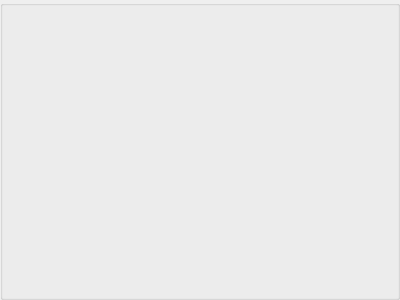
Abdul-AZ/mgfield, file src/view/objectinspector.ui: the form before one commit.
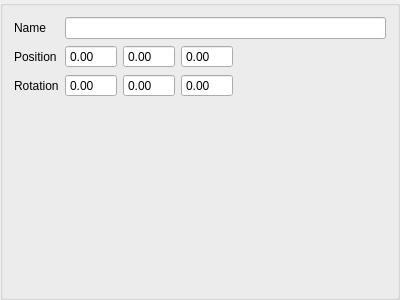
The form after the commit.

Commit message: Add controls for modifying base class properties (Name, Poisiton, Rotation and Scale) in object inspector

What changed in the file:
```diff
--- a/src/view/objectinspector.ui
+++ b/src/view/objectinspector.ui
@@ -10,9 +10,168 @@
     <height>300</height>
    </rect>
   </property>
+  <property name="sizePolicy">
+   <sizepolicy hsizetype="Maximum" vsizetype="Preferred">
+    <horstretch>0</horstretch>
+    <verstretch>0</verstretch>
+   </sizepolicy>
+  </property>
   <property name="windowTitle">
    <string>GroupBox</string>
   </property>
+  <layout class="QFormLayout" name="formLayout_2">
+   <item row="0" column="0">
+    <widget class="QLabel" name="NameLabel">
+     <property name="text">
+      <string>Name</string>
+     </property>
+    </widget>
+   </item>
+   <item row="1" column="0">
+    <widget class="QLabel" name="PositionLabel">
+     <property name="text">
+      <string>Position</string>
+     </property>
+    </widget>
+   </item>
+   <item row="0" column="1">
+    <widget class="QLineEdit" name="NameLineEdit"/>
+   </item>
+   <item row="1" column="1">
+    <layout class="QHBoxLayout" name="PositionEditLayout">
+     <item>
+      <widget class="QDoubleSpinBox" name="PositionEditX">
+       <property name="inputMethodHints">
+        <set>Qt::ImhFormattedNumbersOnly</set>
+       </property>
+       <property name="frame">
+        <bool>true</bool>
+       </property>
+       <property name="buttonSymbols">
+        <enum>QAbstractSpinBox::NoButtons</enum>
+       </property>
+       <property name="keyboardTracking">
+        <bool>true</bool>
+       </property>
+       <property name="minimum">
+        <double>-100.000000000000000</double>
+       </property>
+       <property name="maximum">
+        <double>100.000000000000000</double>
+       </property>
+      </widget>
+     </item>
+     <item>
+      <widget class="QDoubleSpinBox" name="PositionEditZ">
+       <property name="buttonSymbols">
+        <enum>QAbstractSpinBox::NoButtons</enum>
+       </property>
+       <property name="minimum">
+        <double>-100.000000000000000</double>
+       </property>
+       <property name="maximum">
+        <double>100.000000000000000</double>
+       </property>
+      </widget>
+     </item>
+     <item>
+      <widget class="QDoubleSpinBox" name="PositionEditY">
+       <property name="buttonSymbols">
+        <enum>QAbstractSpinBox::NoButtons</enum>
+       </property>
+       <property name="minimum">
+        <double>-100.000000000000000</double>
+       </property>
+       <property name="maximum">
+        <double>100.000000000000000</double>
+       </property>
+      </widget>
+     </item>
+     <item>
+      <spacer name="PositionEditSpacer">
+       <property name="orientation">
+        <enum>Qt::Horizontal</enum>
+       </property>
+       <property name="sizeType">
+        <enum>QSizePolicy::MinimumExpanding</enum>
+       </property>
+       <property name="sizeHint" stdset="0">
+        <size>
+         <width>40</width>
+         <height>20</height>
+        </size>
+       </property>
+      </spacer>
+     </item>
+    </layout>
+   </item>
+   <item row="2" column="0">
+    <widget class="QLabel" name="RotationLabel">
+     <property name="text">
+      <string>Rotation</string>
+     </property>
+    </widget>
+   </item>
+   <item row="2" column="1">
+    <layout class="QHBoxLayout" name="RotationEditLayout">
+     <item>
+      <widget class="QDoubleSpinBox" name="RotationEditX">
+       <property name="buttonSymbols">
+        <enum>QAbstractSpinBox::NoButtons</enum>
+       </property>
+       <property name="minimum">
+        <double>-360.000000000000000</double>
+       </property>
+       <property name="maximum">
+        <double>360.000000000000000</double>
+       </property>
+      </widget>
+     </item>
+     <item>
+      <widget class="QDoubleSpinBox" name="RotationEditY">
+       <property name="buttonSymbols">
+        <enum>QAbstractSpinBox::NoButtons</enum>
+       </property>
+       <property name="minimum">
+        <double>-360.000000000000000</double>
+       </property>
+       <property name="maximum">
+        <double>360.000000000000000</double>
+       </property>
+      </widget>
+     </item>
+     <item>
+      <widget class="QDoubleSpinBox" name="RotationEditZ">
+       <property name="buttonSymbols">
+        <enum>QAbstractSpinBox::NoButtons</enum>
+       </property>
+       <property name="minimum">
+        <double>-360.000000000000000</double>
+       </property>
+       <property name="maximum">
+        <double>360.000000000000000</double>
+       </property>
+      </widget>
+     </item>
+     <item>
+      <spacer name="RotationEditSpacer">
+       <property name="orientation">
+        <enum>Qt::Horizontal</enum>
+       </property>
+       <property name="sizeType">
+        <enum>QSizePolicy::MinimumExpanding</enum>
+       </property>
+       <property name="sizeHint" stdset="0">
+        <size>
+         <width>40</width>
+         <height>20</height>
+        </size>
+       </property>
+      </spacer>
+     </item>
+    </layout>
+   </item>
+  </layout>
  </widget>
  <resources/>
  <connections/>
```
The commit also changes 11 other files.
